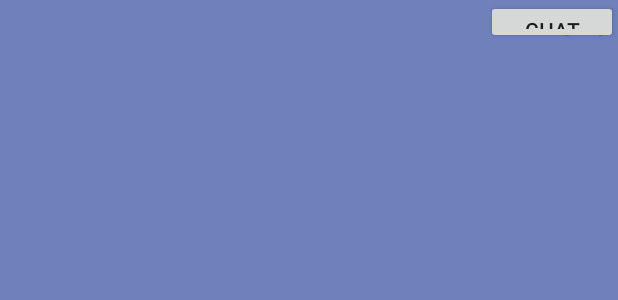
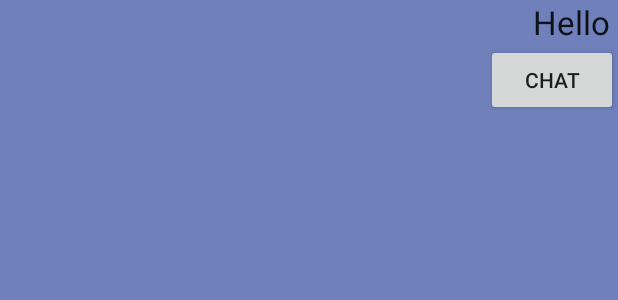
Before and after one commit to nekanayaka/Chat_Away, an Android app: the layout activity_profile.xml on its own in the app's theme, with its tools: preview values and no code run, on a phone screen of 412 x 824 dp. Shown: the top 300 px of the screen. Run offline under Robolectric (Android 15) with nearby library versions, the phone set to English and light mode, and no system bars.

Commit message:
Updated the profile activity.

```diff
--- a/Chat_Away_v2/app/build.gradle
+++ b/Chat_Away_v2/app/build.gradle
@@ -20,10 +20,11 @@ android {
 }
 
 dependencies {
-    compile fileTree(include: ['*.jar'], dir: 'libs')
+    compile fileTree(dir: 'libs', include: ['*.jar'])
     testCompile 'junit:junit:4.12'
     compile 'com.android.support:appcompat-v7:23.1.1'
     compile 'com.android.support:design:23.1.1'
     compile files('C:/Users/Chris/Documents/cis2261_project/Chat_Away_v2/libs/sinch-android-rtc-3.9.2.jar')
     compile files('C:/Users/jmaceachern5567/Documents/cis2261_project/Chat_Away_v2/libs/sinch-android-rtc-3.9.2.jar')
+    compile files('C:/Users/Manjusri/Documents/cis2261_project/Chat_Away_v2/libs/sinch-android-rtc-3.9.2.jar')
 }
--- a/Chat_Away_v2/app/src/main/java/net/ddns/nimna/chat_away_v2/ProfileActivity.java
+++ b/Chat_Away_v2/app/src/main/java/net/ddns/nimna/chat_away_v2/ProfileActivity.java
@@ -24,7 +24,7 @@ public class ProfileActivity extends AppCompatActivity {
         String username = extra.getString("username");
         tvUsernameProfile = (TextView)findViewById(R.id.tvUsernameProfile);
         //Intent intent = getIntent();
-        tvUsernameProfile.setText(username);
+        tvUsernameProfile.setText(username + "!");
         btnChat = (Button)findViewById(R.id.btnChat);
         btnChat.setOnClickListener(new View.OnClickListener() {
             @Override
--- a/Chat_Away_v2/app/src/main/res/layout/activity_profile.xml
+++ b/Chat_Away_v2/app/src/main/res/layout/activity_profile.xml
@@ -26,10 +26,8 @@
         android:layout_height="wrap_content"
         android:text="Chat"
         android:id="@+id/btnChat"
-        android:layout_alignRight="@+id/tvUsernameProfile"
-        android:layout_alignEnd="@+id/tvUsernameProfile"
-        android:layout_alignParentTop="true"
-        android:layout_alignBottom="@+id/textView"
-        android:layout_below="@+id/tvUsernameProfile"/>
+        android:layout_below="@+id/textView"
+        android:layout_alignRight="@+id/textView"
+        android:layout_alignEnd="@+id/textView" />
 
 </RelativeLayout>
--- a/Chat_Away_v2/app/src/main/res/layout/message_left.xml
+++ b/Chat_Away_v2/app/src/main/res/layout/message_left.xml
@@ -3,7 +3,8 @@
 <RelativeLayout xmlns:android="http://schemas.android.com/apk/res/android"
                 android:layout_width="match_parent"
                 android:layout_height="wrap_content"
-                android:padding="10dp">
+                android:padding="10dp"
+    android:background="#6f80bb">
 
     <RelativeLayout android:layout_width="fill_parent" android:layout_height="fill_parent"
                     android:layout_marginRight="10dp">
--- a/Chat_Away_v2/app/src/main/res/layout/message_right.xml
+++ b/Chat_Away_v2/app/src/main/res/layout/message_right.xml
@@ -3,10 +3,12 @@
 <RelativeLayout xmlns:android="http://schemas.android.com/apk/res/android"
                 android:layout_width="match_parent"
                 android:layout_height="wrap_content"
-                android:padding="10dp">
+                android:padding="10dp"
+    android:background="#6f80bb">
 
     <RelativeLayout android:layout_width="fill_parent" android:layout_height="fill_parent"
-                    android:layout_marginLeft="10dp">
+                    android:layout_marginLeft="10dp"
+        android:background="#6f80bb">
         <TextView
                 android:id="@+id/txtSender"
                 android:layout_width="wrap_content"
```
Also changed, not shown: Chat_Away_v2/app/src/main/java/net/ddns/nimna/chat_away_v2/SigninActivity.java (+11 -5 lines), Chat_Away_v2/app/src/main/res/layout/messaging.xml (+4 -3 lines), Chat_Away_v2/app/src/main/ic_launcher-web.png (added), Chat_Away_v2/app/src/main/res/mipmap-hdpi/ic_launcher.png, Chat_Away_v2/app/src/main/res/mipmap-mdpi/ic_launcher.png, Chat_Away_v2/app/src/main/res/mipmap-xhdpi/ic_launcher.png, Chat_Away_v2/app/src/main/res/mipmap-xxhdpi/ic_launcher.png, Chat_Away_v2/app/src/main/res/mipmap-xxxhdpi/ic_launcher.png.
